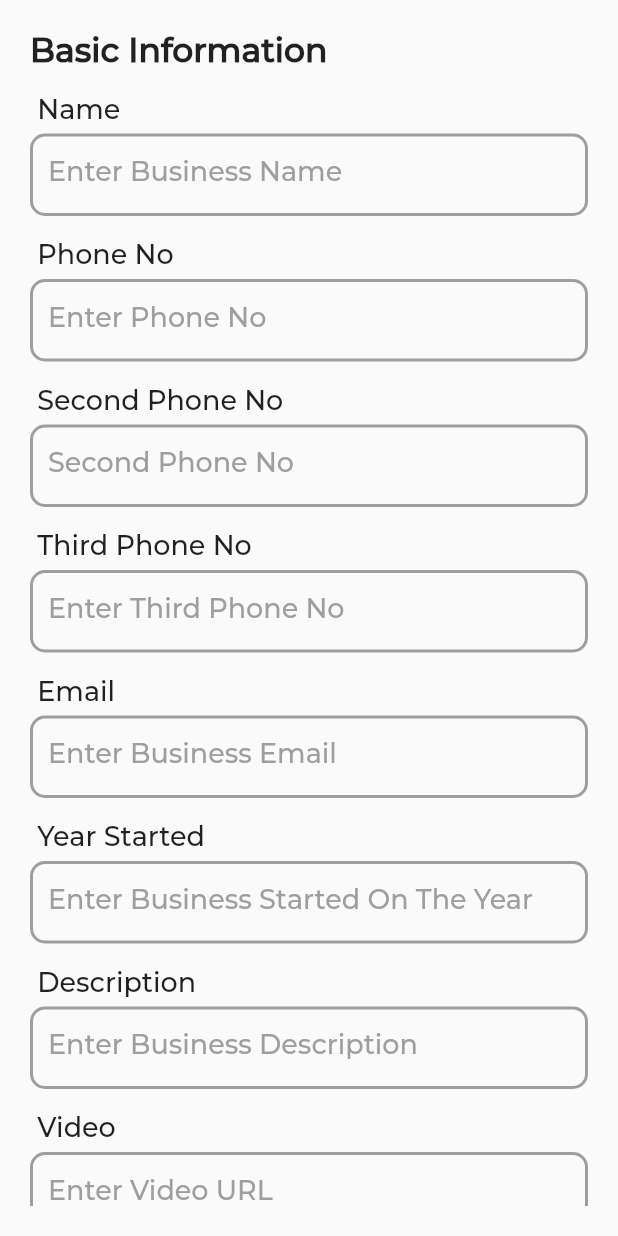
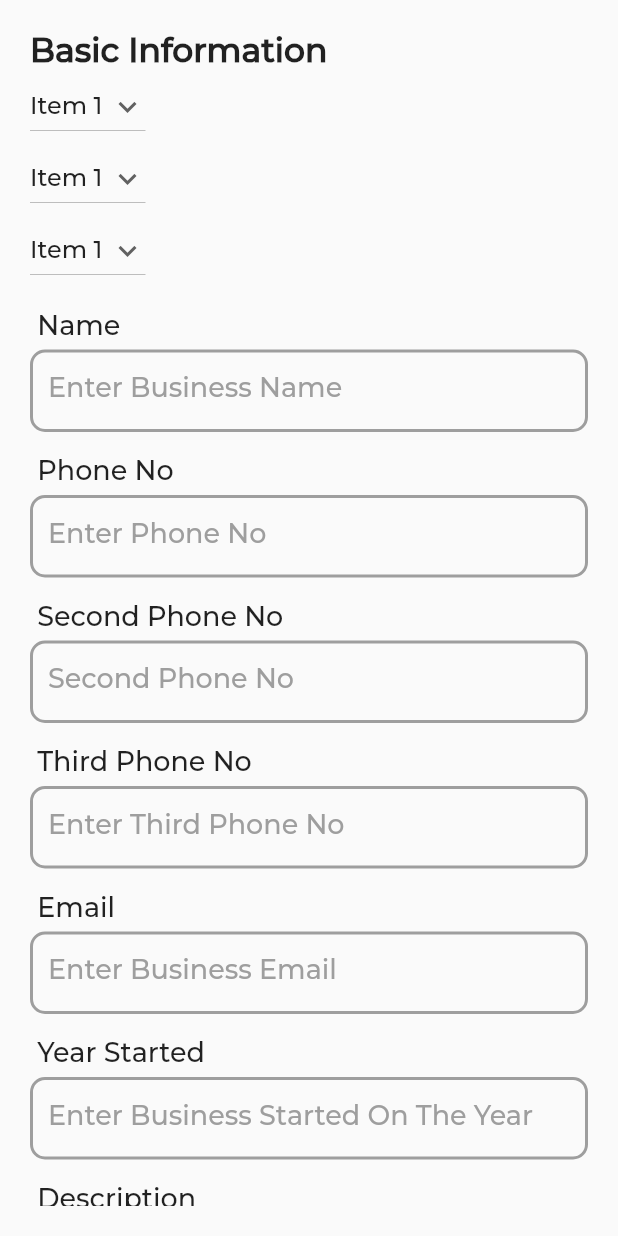
Before and after one commit to a906891/driver-app, a Flutter app: the FormTabPage widget shown alone on an empty page, opened directly, on a phone screen of 412 x 824 dp. Run offline on Flutter 3.47's test engine with Material 2 defaults, Android fonts, the phone set to English and light mode, and no system bars; our stand-ins replace firebase_auth, firebase_core, firebase_database, flutter_bloc, fluttertoast, geolocator and 5 more; accounts and stored records are empty; network calls fail.

```diff
--- a/lib/tabPages/form_tab_view.dart
+++ b/lib/tabPages/form_tab_view.dart
@@ -33,6 +33,15 @@ class _FormTabPageState extends State<FormTabPage> {
   FormService formService = FormService();
   StoreCountriesModel storeCountriesModel = StoreCountriesModel();
 
+  String dropdownvalue = 'Item 1';
+
+  var items = [
+    'Item 1',
+    'Item 2',
+    'Item 3',
+    'Item 4',
+    'Item 5',
+  ];
 
   @override
   void initState() {
@@ -54,8 +63,68 @@ class _FormTabPageState extends State<FormTabPage> {
 
             // Countires come here
 
+            DropdownButton(
+              // Initial Value
+              value: dropdownvalue,
+              // Down Arrow Icon
+              icon: const Icon(Icons.keyboard_arrow_down),
+              // Array list of items
+              items: items.map((String items) {
+                return DropdownMenuItem(
+                  value: items,
+                  child: Text(items),
+                );
+              }).toList(),
+              // After selecting the desired option,it will
+              // change button value to selected value
+              onChanged: (String? newValue) {
+                setState(() {
+                  dropdownvalue = newValue!;
+                });
+              },
+            ),
 
+            DropdownButton(
+              // Initial Value
+              value: dropdownvalue,
+              // Down Arrow Icon
+              icon: const Icon(Icons.keyboard_arrow_down),
+              // Array list of items
+              items: items.map((String items) {
+                return DropdownMenuItem(
+                  value: items,
+                  child: Text(items),
+                );
+              }).toList(),
+              // After selecting the desired option,it will
+              // change button value to selected value
+              onChanged: (String? newValue) {
+                setState(() {
+                  dropdownvalue = newValue!;
+                });
+              },
+            ),
 
+            DropdownButton(
+              // Initial Value
+              value: dropdownvalue,
+              // Down Arrow Icon
+              icon: const Icon(Icons.keyboard_arrow_down),
+              // Array list of items
+              items: items.map((String items) {
+                return DropdownMenuItem(
+                  value: items,
+                  child: Text(items),
+                );
+              }).toList(),
+              // After selecting the desired option,it will
+              // change button value to selected value
+              onChanged: (String? newValue) {
+                setState(() {
+                  dropdownvalue = newValue!;
+                });
+              },
+            ),
 
 
 //Name
```
